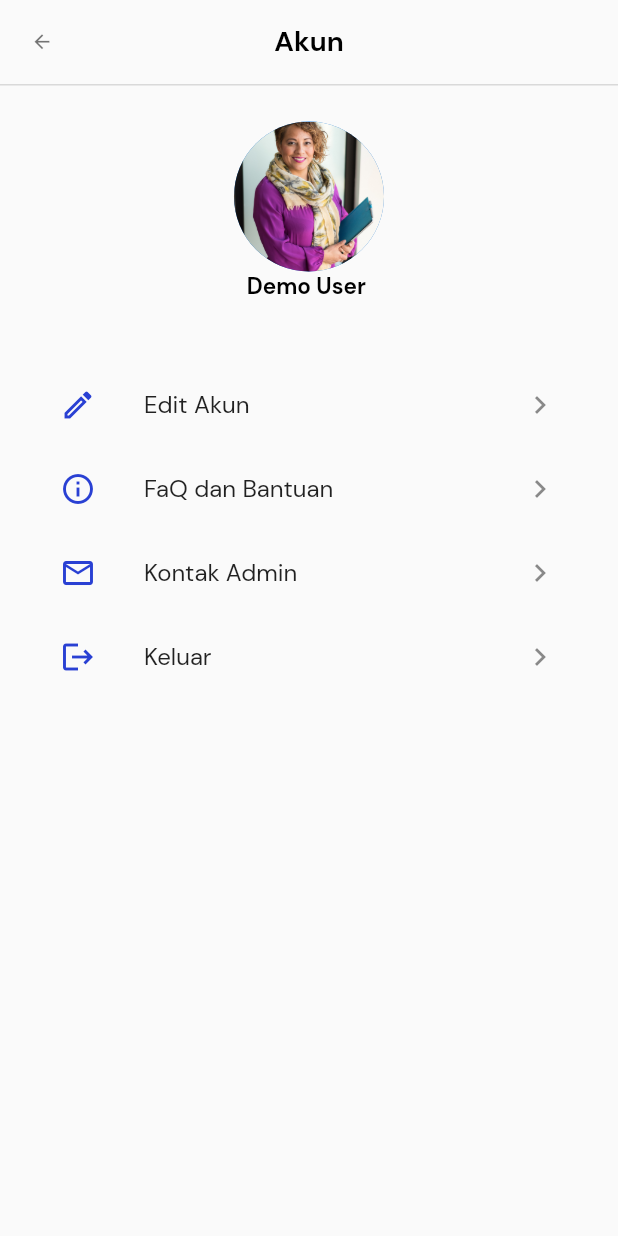
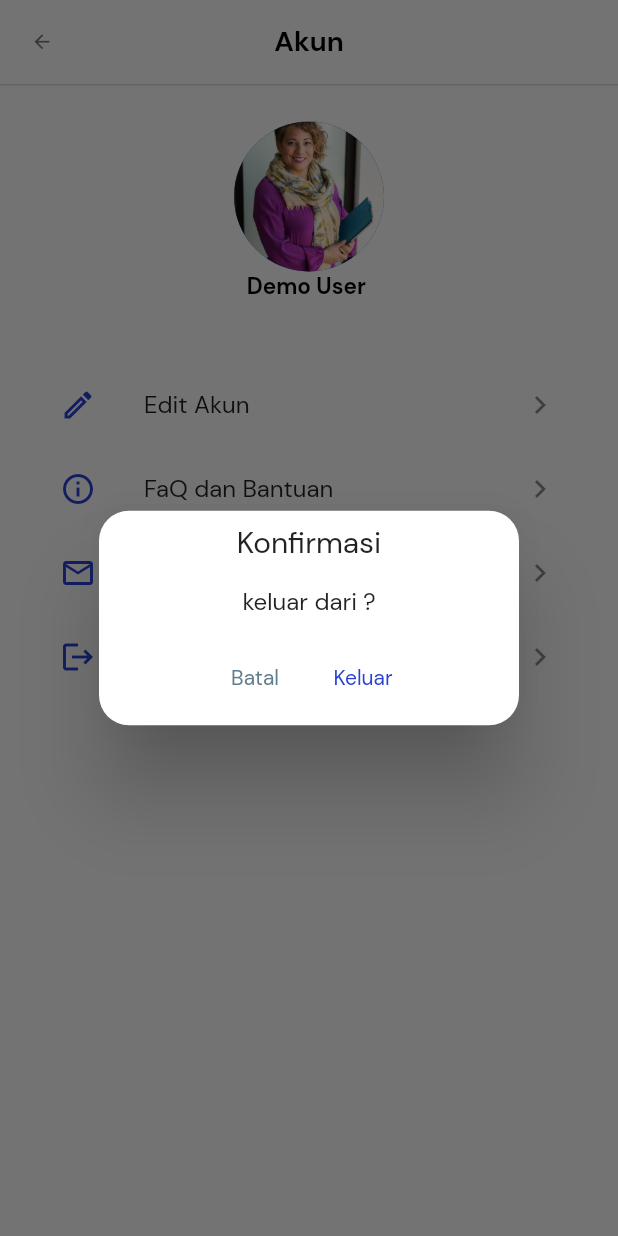
Before and after one commit to inyong1/lucely, a Flutter app: the AkunView screen opened directly, after a tap on "Keluar", on a phone screen of 412 x 824 dp. Run offline on Flutter 3.47's test engine with Material 2 defaults, Android fonts, the light colour scheme and no system bars; our stand-ins replace get, get_storage; accounts and stored records are empty.

Commit message:
fixing typo dan routing

```diff
--- a/lib/app/data/appstate_service.dart
+++ b/lib/app/data/appstate_service.dart
@@ -2,19 +2,25 @@ import 'dart:convert';
 
 import 'package:get/get.dart';
 import 'package:lucely/app/data/localdata/local_data_source.dart';
+import 'package:lucely/app/data/models/user/user_repository.dart';
 
+import '../routes/app_pages.dart';
 import 'models/user/user.dart';
 
 class AppStateService extends GetxService {
   final LocalDataSource localDataSource;
+  final UserRepository userRepository;
 
   final userObs = Rxn<User>();
 
-  AppStateService({required this.localDataSource});
+  AppStateService({required this.localDataSource, required this.userRepository});
 
-  bool get isFirstRun{
+  bool get isFirstRun {
     return localDataSource.readBool(LocalDataSource.KEY_IS_FIRST_RUN);
   }
 
-
+  void logout() async {
+    await userRepository.logout();
+    Get.offAllNamed(Routes.LOGIN);
+  }
 }
--- a/lib/app/data/models/user/user_repository.dart
+++ b/lib/app/data/models/user/user_repository.dart
@@ -17,5 +17,6 @@ abstract class UserRepository {
   Future<List<User>> getRegisteredUser();
 
   Future<DataState<User>> login({required String email, required String password});
+  Future<void> logout();
 
 }
--- a/lib/app/data/models/user/user_repository_impl.dart
+++ b/lib/app/data/models/user/user_repository_impl.dart
@@ -70,4 +70,8 @@ class UserRepositoryImpl extends UserRepository {
     await localDataSource.writeString(key: LocalDataSource.KEY_USER, value: user.toString());
     return DataStateSuccess(data: user);
   }
+
+  Future<void> logout() async {
+    return localDataSource.writeString(key: LocalDataSource.KEY_USER, value: "");
+  }
 }
--- a/lib/app/modules/main/views/tabs/akun_view.dart
+++ b/lib/app/modules/main/views/tabs/akun_view.dart
@@ -37,7 +37,7 @@ class AkunView extends GetView<AppStateService> {
                           radius: 50,
                         ),
                         Obx(() {
-                              return Text( controller.userObs.value?.name ?? "Akun Name Here",
+                          return Text(controller.userObs.value?.name ?? "Akun Name Here",
                               style: const TextStyle(fontWeight: FontWeight.bold, fontSize: 15));
                         }),
                         Obx(() {
@@ -45,30 +45,30 @@ class AkunView extends GetView<AppStateService> {
                         }),
                         24.height,
                         ListTile(
-                              onTap: ()=>Get.toNamed(Routes.EDITAKUN),
-                              leading: const Icon(Icons.mode_edit_outline_outlined,color: AppColor.blue),
+                          onTap: () => Get.toNamed(Routes.EDITAKUN),
+                          leading:
+                              const Icon(Icons.mode_edit_outline_outlined, color: AppColor.blue),
                           title: const Text('Edit Akun'),
                           trailing: const Icon(Icons.chevron_right),
                         ),
                         ListTile(
-                              onTap: ()=>Get.toNamed(Routes.FAQ),
-                              leading: const Icon(Icons.info_outline,color: AppColor.blue),
+                          onTap: () => Get.toNamed(Routes.FAQ),
+                          leading: const Icon(Icons.info_outline, color: AppColor.blue),
                           title: const Text('FaQ dan Bantuan'),
                           trailing: const Icon(Icons.chevron_right),
                         ),
                         ListTile(
-                              onTap: (){},
-                              leading: const Icon(Icons.email_outlined,color: AppColor.blue),
+                          onTap: () => Get.toNamed(Routes.KONTAK_ADMIN),
+                          leading: const Icon(Icons.email_outlined, color: AppColor.blue),
                           title: const Text('Kontak Admin'),
                           trailing: const Icon(Icons.chevron_right),
                         ),
                         ListTile(
-                              onTap: (){},
-                              leading: const Icon(Icons.logout,color: AppColor.blue),
+                          onTap: _logoutKonfirmationDialog,
+                          leading: const Icon(Icons.logout, color: AppColor.blue),
                           title: const Text('Keluar'),
                           trailing: const Icon(Icons.chevron_right),
                         ),
-
                       ],
                     ))
                   ],
@@ -78,4 +78,17 @@ class AkunView extends GetView<AppStateService> {
           ],
         ));
   }
+
+  void _logoutKonfirmationDialog() {
+    Get.defaultDialog(
+      title: "Konfirmasi",
+      content: Text('keluar dari ${controller.userObs.value?.email}?'),
+      confirm: TextButton(
+          onPressed: controller.logout,
+          child: const Text('Keluar', style: TextStyle(color: AppColor.blue))),
+      cancel: TextButton(
+          onPressed: ()=>Get.back(),
+          child: const Text('Batal', style: TextStyle(color: Colors.blueGrey),)),
+    );
   }
+}
--- a/lib/app/modules/main/views/tabs/widgets/bookluce_grid.dart
+++ b/lib/app/modules/main/views/tabs/widgets/bookluce_grid.dart
@@ -25,7 +25,7 @@ class BookluceGrid extends StatelessWidget {
                           Text("Bookluce Terbaru", style: TextStyle(fontWeight: FontWeight.bold))),
                   InkWell(
                       onTap:()=> Get.toNamed(Routes.BOOKLUCE),
-                      child: const Text('Linat semua', style: TextStyle(fontWeight: FontWeight.bold, fontSize: 12))),
+                      child: const Text('Lihat semua', style: TextStyle(fontWeight: FontWeight.bold, fontSize: 12))),
                 ],
               ),
               const Text("Baca ringkasan buku best seller internasional",
```
Also changed, not shown: lib/app/modules/faq/views/faq_view.dart (+5 -6 lines), lib/app/modules/main/views/tabs/widgets/event_slider.dart (+7 -5 lines), lib/main.dart (+7 -1 lines). Lines whose indentation alone changed are shown as unchanged.
